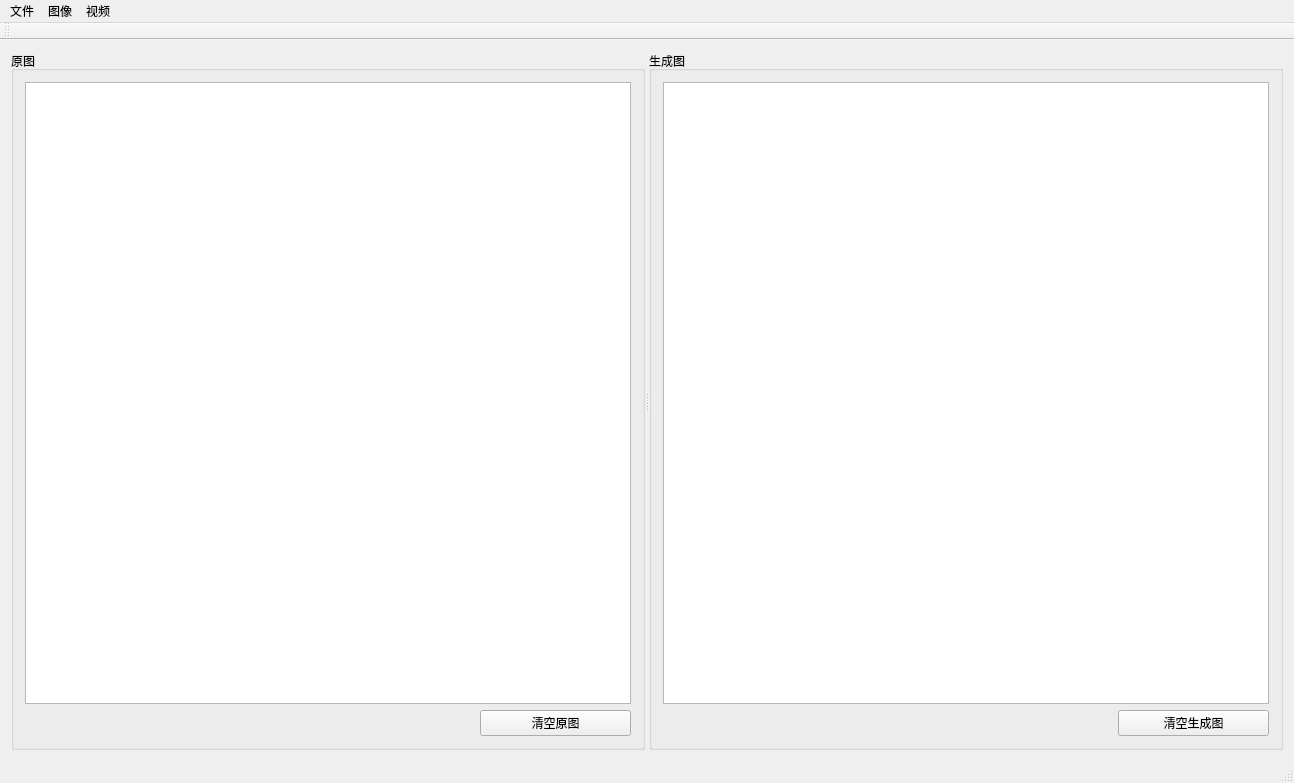
First picture: the form in mainwindow/mainwindow.ui, repository Narthill/Image_processing, before the edit.
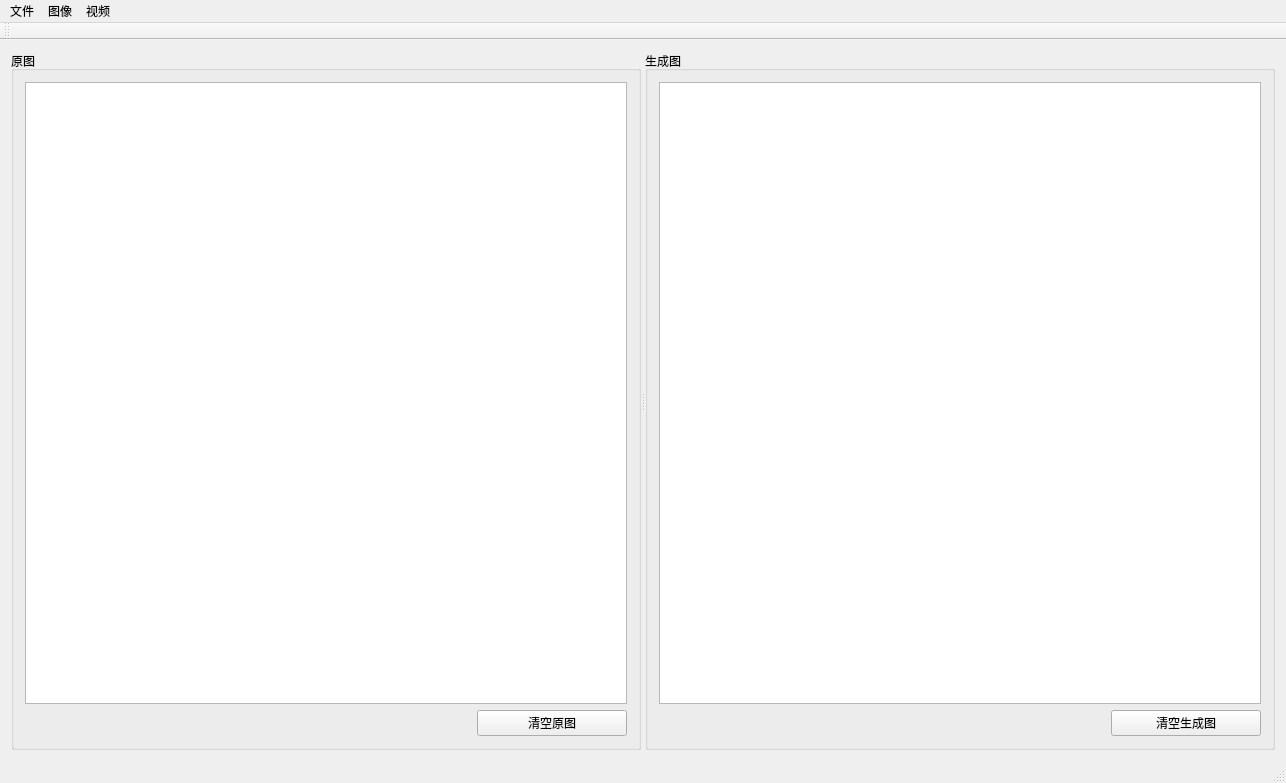
Second picture: the form after the edit.

Patch:
```diff
--- a/mainwindow/mainwindow.ui
+++ b/mainwindow/mainwindow.ui
@@ -6,7 +6,7 @@
    <rect>
     <x>0</x>
     <y>0</y>
-    <width>1294</width>
+    <width>1286</width>
     <height>783</height>
    </rect>
   </property>
@@ -119,8 +119,8 @@
     <rect>
      <x>0</x>
      <y>0</y>
-     <width>1294</width>
-     <height>23</height>
+     <width>1286</width>
+     <height>26</height>
     </rect>
    </property>
    <widget class="QMenu" name="menu">
```
